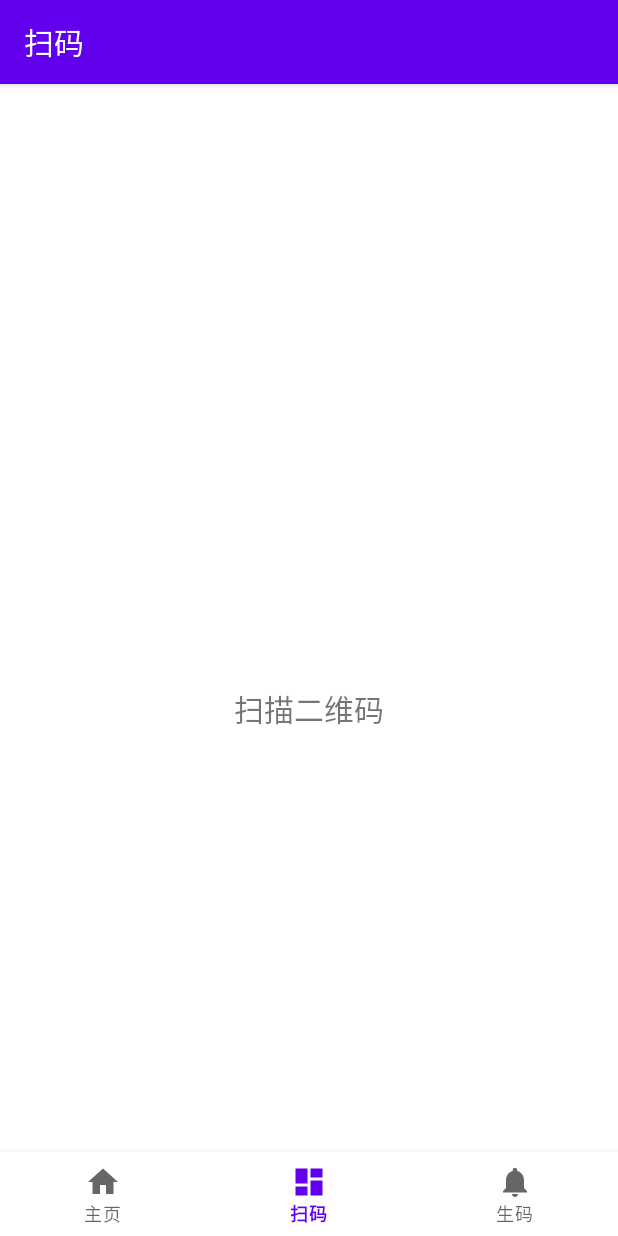
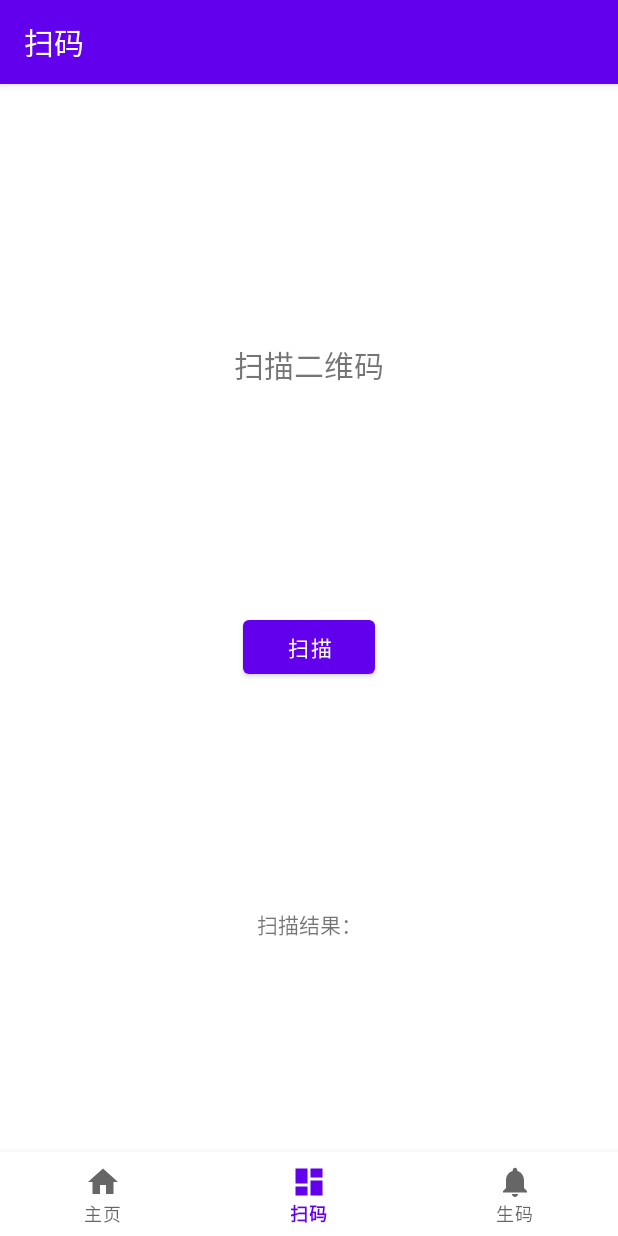
Before and after one commit to kongtaoxing/scanner, an Android app: the DashboardFragment screen opened through its navigation route, on a phone screen of 412 x 824 dp. Run offline under Robolectric (Android 15) with nearby library versions, the phone set to English and light mode, and no system bars; our stand-ins replace navigation-ui.

Commit message:
feat:finish scan_qr page layout

```diff
--- a/app/src/main/res/layout/fragment_dashboard.xml
+++ b/app/src/main/res/layout/fragment_dashboard.xml
@@ -4,6 +4,7 @@
     xmlns:tools="http://schemas.android.com/tools"
     android:layout_width="match_parent"
     android:layout_height="match_parent"
+    android:layout_gravity="center"
     tools:context=".ui.dashboard.DashboardFragment">
 
     <TextView
@@ -17,6 +18,28 @@
         android:textSize="20sp"
         app:layout_constraintBottom_toBottomOf="parent"
         app:layout_constraintEnd_toEndOf="parent"
+        app:layout_constraintHorizontal_bias="0.0"
         app:layout_constraintStart_toStartOf="parent"
-        app:layout_constraintTop_toTopOf="parent" />
+        app:layout_constraintTop_toTopOf="parent"
+        app:layout_constraintVertical_bias="0.16" />
+
+    <Button
+        android:id="@+id/scanButton"
+        android:layout_width="wrap_content"
+        android:layout_height="wrap_content"
+        android:text="@string/scan_qr_button"
+        app:layout_constraintBottom_toTopOf="@+id/scanResult"
+        app:layout_constraintEnd_toEndOf="parent"
+        app:layout_constraintStart_toStartOf="parent"
+        app:layout_constraintTop_toBottomOf="@+id/text_dashboard" />
+
+    <TextView
+        android:id="@+id/scanResult"
+        android:layout_width="wrap_content"
+        android:layout_height="wrap_content"
+        android:text="@string/scan_qr_result"
+        app:layout_constraintBottom_toTopOf="@+id/scanButton"
+        app:layout_constraintEnd_toEndOf="parent"
+        app:layout_constraintStart_toStartOf="parent"
+        app:layout_constraintTop_toBottomOf="parent" />
 </androidx.constraintlayout.widget.ConstraintLayout>
--- a/app/src/main/res/values/strings.xml
+++ b/app/src/main/res/values/strings.xml
@@ -3,5 +3,9 @@
     <string name="title_home">主页</string>
     <string name="title_dashboard">扫码</string>
     <string name="title_notifications">生码</string>
-    <string name="scan_input_hint">输入文字</string>
+    <string name="create_qr_input_hint">输入文字</string>
+    <string name="create_qr_button">生成二维码</string>
+    <string name="qr_image">二维码</string>
+    <string name="scan_qr_button">扫描</string>
+    <string name="scan_qr_result">扫描结果：</string>
 </resources>
```
Also changed, not shown: app/src/main/res/layout/fragment_notifications.xml (+7 -5 lines).
